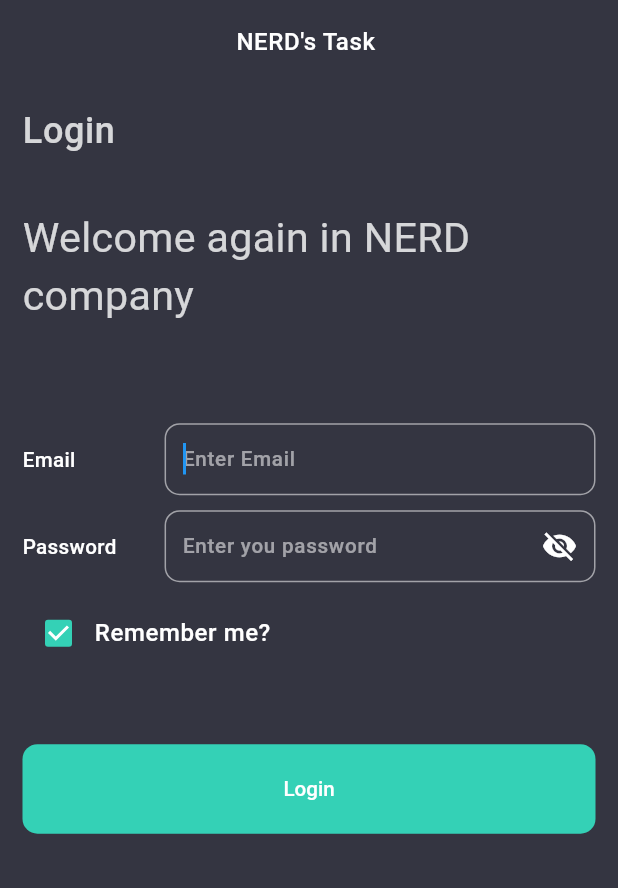
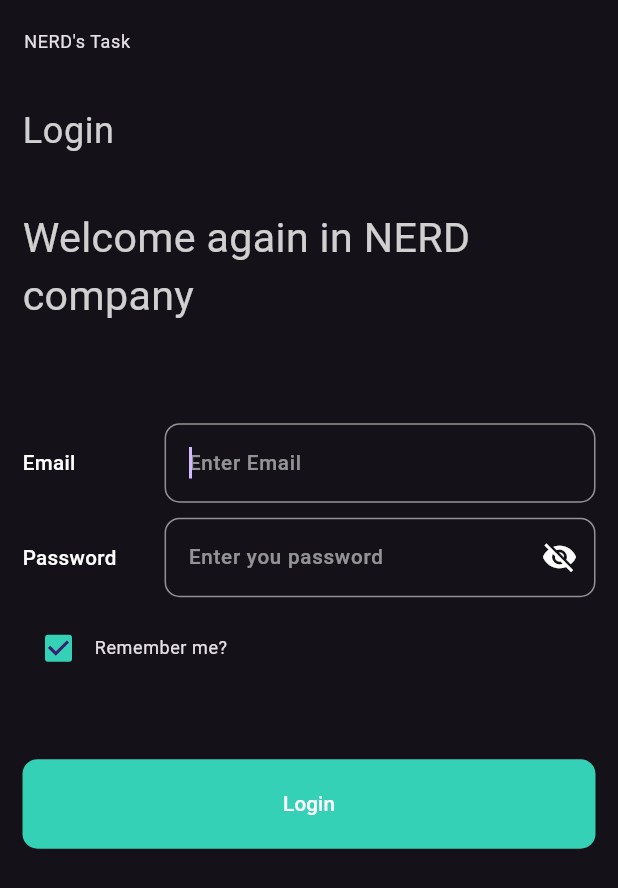
Before and after one commit to Hossam52/Nerd-Flutter-Task, a Flutter app: the screen it shows after launch, after a tap on "Login", after a tap on "Remember me?", on a phone screen of 412 x 824 dp. Shown: the top 888 px of the screen. Run offline on Flutter 3.47's test engine with Material 3 defaults, Android fonts, the phone set to English and light mode, and no system bars; drawn by our look-alikes of animated_text_kit; our stand-ins replace cached_network_image, dio, flutter_bloc, flutter_screenutil, flutter_spinkit, fluttertoast and 2 more; missing offline and left inert: queen_validators; network calls fail; Roboto replaces fonts that are missing (OpenSans); statements that could not run were skipped.

Commit message:
modify layout for home recipes and make it acceptable

```diff
--- a/lib/cubits/recipe_cubit/recipe_cubit.dart
+++ b/lib/cubits/recipe_cubit/recipe_cubit.dart
@@ -23,11 +23,11 @@ class RecipeCubit extends Cubit<RecipeStates> {
   Future<void> getRecipies() async {
     try {
       emit(GetRecipiesLoadingState());
-      if (_cachedRecipes.isNotEmpty) {
-        emit(GetRecipiesSuccessState(
-            _cachedRecipes)); // Emit loaded state with cached recipes if available
-        return;
-      }
+      // if (_cachedRecipes.isNotEmpty) {
+      //   emit(GetRecipiesSuccessState(
+      //       _cachedRecipes)); // Emit loaded state with cached recipes if available
+      //   return;
+      // }
       final recipes = await remoteService.fetchRecipes();
 
       _cachedRecipes = recipes;
--- a/lib/main.dart
+++ b/lib/main.dart
@@ -58,7 +58,9 @@ class MyApp extends StatelessWidget {
           title: 'NERD',
 
           debugShowCheckedModeBanner: false,
-          theme: getApplicationTheme(),
+          darkTheme: ThemeData.light(),
+
+          theme: ThemeData.dark(),
           locale: const Locale('en', 'us'),
           //           locale: const Locale('ar'),
           // supportedLocales: const [
--- a/lib/shared/network/services/remote/app_dio_helper.dart
+++ b/lib/shared/network/services/remote/app_dio_helper.dart
@@ -1,3 +1,5 @@
+// ignore_for_file: dead_code
+
 import '../../../../constants/constants.dart';
 import 'package:dio/dio.dart';
 
--- a/lib/widgets/text_widget.dart
+++ b/lib/widgets/text_widget.dart
@@ -7,7 +7,8 @@ class TextWidget extends StatelessWidget {
       this.fontSize,
       this.color,
       this.fontWeight,
-      this.textAlign})
+      this.textAlign,
+      this.maxLines})
       : super(key: key);
 
   final String label;
@@ -15,11 +16,13 @@ class TextWidget extends StatelessWidget {
   final Color? color;
   final TextAlign? textAlign;
   final FontWeight? fontWeight;
+  final int? maxLines;
   @override
   Widget build(BuildContext context) {
     return Text(label,
         textAlign: textAlign ?? TextAlign.start,
-        style: Theme.of(context).textTheme.caption!.copyWith(
+        maxLines: maxLines,
+        style: Theme.of(context).textTheme.bodySmall!.copyWith(
               color: color,
               fontSize: fontSize,
               fontWeight: fontWeight,
```
Also changed, not shown: lib/screens/home/widgets/recipe_item.dart (added, +106 -0 lines), lib/shared/methods.dart (+25 -0 lines), lib/widgets/custom_image.dart (+12 -1 lines).
